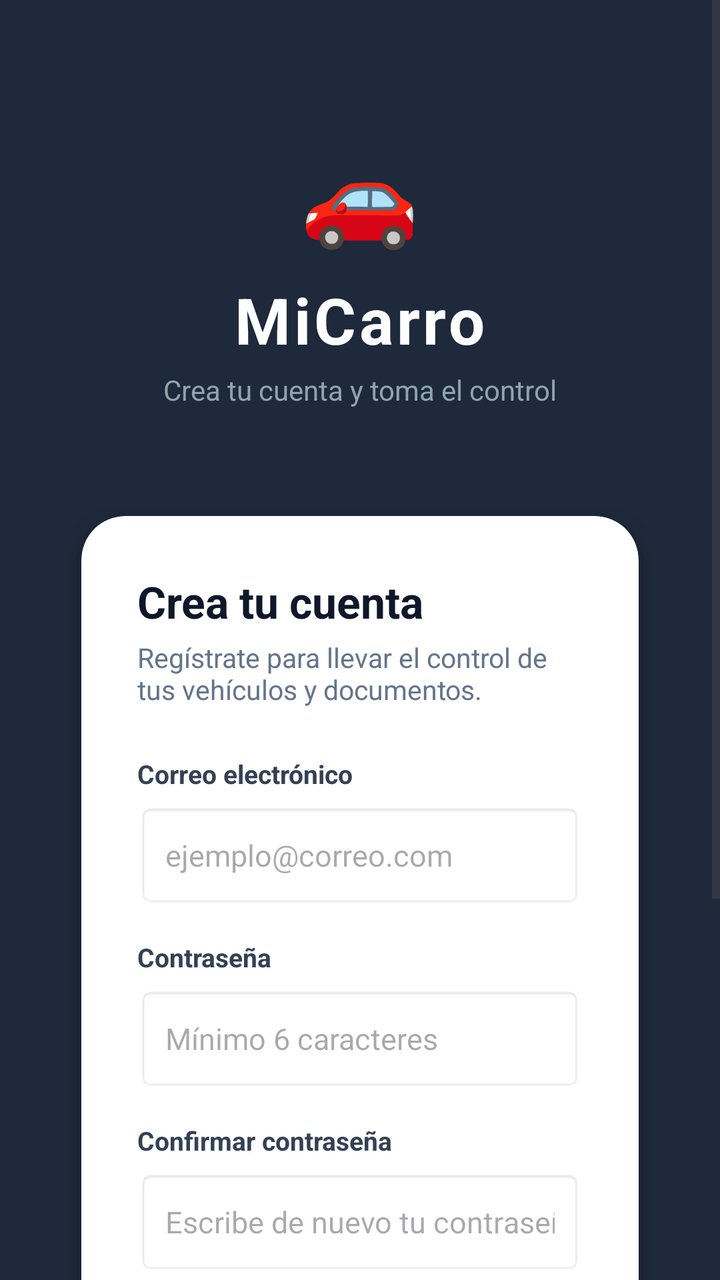
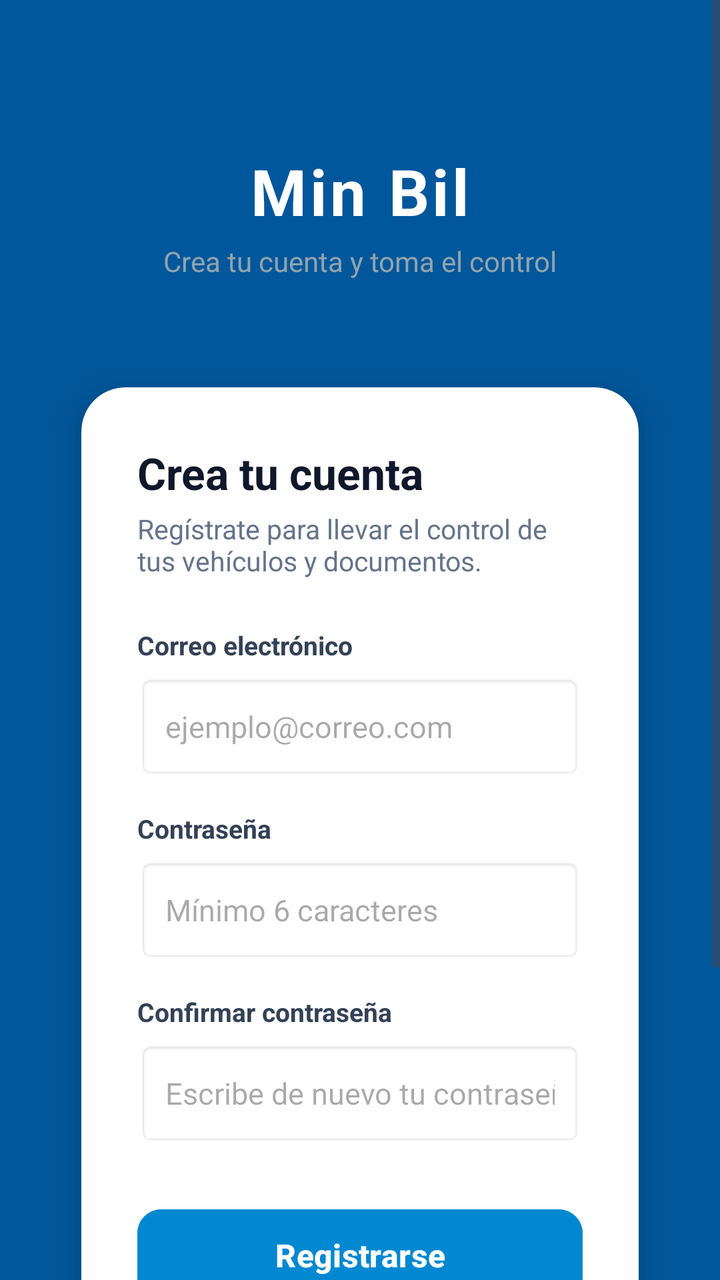

Two renders of the same Android screen: before a commit and after it. Below are the layout's source before the change and the commit's diff.
<!-- AndroidManifest.xml: application theme Theme.ControlVial -->
<!-- res/layout/activity_registro.xml -->
<?xml version="1.0" encoding="utf-8"?>
<ScrollView xmlns:android="http://schemas.android.com/apk/res/android"
    xmlns:app="http://schemas.android.com/apk/res-auto"
    android:layout_width="match_parent"
    android:layout_height="match_parent"
    android:background="#1E293B"
    android:fillViewport="true">

    <LinearLayout
        android:layout_width="match_parent"
        android:layout_height="wrap_content"
        android:gravity="center_horizontal"
        android:orientation="vertical"
        android:padding="24dp">

        
        <View
            android:layout_width="match_parent"
            android:layout_height="40dp" />

        
        <TextView
            android:layout_width="wrap_content"
            android:layout_height="wrap_content"
            android:text="🚗"
            android:textSize="48sp" />

        <TextView
            android:layout_width="wrap_content"
            android:layout_height="wrap_content"
            android:layout_marginTop="10dp"
            android:text="MiCarro"
            android:textColor="#FFFFFF"
            android:textSize="32sp"
            android:textStyle="bold"
            android:letterSpacing="0.05" />

        <TextView
            android:layout_width="wrap_content"
            android:layout_height="wrap_content"
            android:layout_marginTop="4dp"
            android:text="Crea tu cuenta y toma el control"
            android:textColor="#90A4AE"
            android:textSize="14sp"
            android:layout_marginBottom="32dp" />

        
        <androidx.cardview.widget.CardView
            android:layout_width="match_parent"
            android:layout_height="wrap_content"
            app:cardCornerRadius="22dp"
            app:cardElevation="10dp"
            app:cardBackgroundColor="#FFFFFF"
            app:cardUseCompatPadding="true">

            <LinearLayout
                android:layout_width="match_parent"
                android:layout_height="wrap_content"
                android:orientation="vertical"
                android:padding="28dp">

                <TextView
                    android:layout_width="match_parent"
                    android:layout_height="wrap_content"
                    android:text="Crea tu cuenta"
                    android:textColor="#0F172A"
                    android:textSize="22sp"
                    android:textStyle="bold" />

                <TextView
                    android:layout_width="match_parent"
                    android:layout_height="wrap_content"
                    android:layout_marginTop="4dp"
                    android:text="Regístrate para llevar el control de tus vehículos y documentos."
                    android:textColor="#64748B"
                    android:textSize="13.5sp"
                    android:layout_marginBottom="24dp" />

                
                <TextView
                    android:layout_width="match_parent"
                    android:layout_height="wrap_content"
                    android:text="Correo electrónico"
                    android:textColor="#334155"
                    android:textSize="13sp"
                    android:textStyle="bold" />

                <EditText
                    android:id="@+id/etEmail"
                    android:layout_width="match_parent"
                    android:layout_height="52dp"
                    android:layout_marginTop="6dp"
                    android:background="@android:drawable/editbox_background_normal"
                    android:hint="ejemplo@correo.com"
                    android:inputType="textEmailAddress"
                    android:singleLine="true"
                    android:paddingHorizontal="14dp"
                    android:textColor="#0F172A"
                    android:textSize="15sp" />

                
                <TextView
                    android:layout_width="match_parent"
                    android:layout_height="wrap_content"
                    android:layout_marginTop="16dp"
                    android:text="Contraseña"
                    android:textColor="#334155"
                    android:textSize="13sp"
                    android:textStyle="bold" />

                <EditText
                    android:id="@+id/etPassword"
                    android:layout_width="match_parent"
                    android:layout_height="52dp"
                    android:layout_marginTop="6dp"
                    android:background="@android:drawable/editbox_background_normal"
                    android:hint="Mínimo 6 caracteres"
                    android:inputType="textPassword"
                    android:singleLine="true"
                    android:paddingHorizontal="14dp"
                    android:textColor="#0F172A"
                    android:textSize="15sp" />

                
                <TextView
                    android:layout_width="match_parent"
                    android:layout_height="wrap_content"
                    android:layout_marginTop="16dp"
                    android:text="Confirmar contraseña"
                    android:textColor="#334155"
                    android:textSize="13sp"
                    android:textStyle="bold" />

                <EditText
                    android:id="@+id/etConfirmPassword"
                    android:layout_width="match_parent"
                    android:layout_height="52dp"
                    android:layout_marginTop="6dp"
                    android:background="@android:drawable/editbox_background_normal"
                    android:hint="Escribe de nuevo tu contraseña"
                    android:inputType="textPassword"
                    android:singleLine="true"
                    android:paddingHorizontal="14dp"
                    android:textColor="#0F172A"
                    android:textSize="15sp" />

                
                <Button
                    android:id="@+id/btnRegistrar"
                    android:layout_width="match_parent"
                    android:layout_height="54dp"
                    android:layout_marginTop="28dp"
                    android:backgroundTint="#2563EB"
                    android:text="Registrarse"
                    android:textAllCaps="false"
                    android:textColor="#FFFFFF"
                    android:textSize="16sp"
                    android:textStyle="bold"
                    app:cornerRadius="12dp" />

                
                <TextView
                    android:id="@+id/tvIrLogin"
                    android:layout_width="match_parent"
                    android:layout_height="wrap_content"
                    android:layout_marginTop="18dp"
                    android:gravity="center"
                    android:text="¿Ya tienes cuenta? Inicia sesión"
                    android:textColor="#2563EB"
                    android:textSize="14sp"
                    android:textStyle="bold"
                    android:clickable="true"
                    android:focusable="true"
                    android:padding="6dp" />

            </LinearLayout>
        </androidx.cardview.widget.CardView>

        
        <TextView
            android:layout_width="wrap_content"
            android:layout_height="wrap_content"
            android:layout_marginTop="28dp"
            android:layout_marginBottom="24dp"
            android:gravity="center"
            android:text="Tus documentos, siempre bajo control."
            android:textColor="#90A4AE"
            android:textSize="13sp" />

    </LinearLayout>

</ScrollView>
<!-- resources referenced by this layout -->
<resources>
  <style name="Theme.ControlVial" parent="Base.Theme.ControlVial" />
  <style name="Base.Theme.ControlVial" parent="Theme.Material3.DayNight.NoActionBar">
          
          
      </style>
</resources>

<!-- the commit's change to res/layout/activity_registro.xml (unified diff, before → after) -->
@@ -3,7 +3,7 @@
     xmlns:app="http://schemas.android.com/apk/res-auto"
     android:layout_width="match_parent"
     android:layout_height="match_parent"
-    android:background="#1E293B"
+    android:background="@color/primary_dark"
     android:fillViewport="true">
 
     <LinearLayout
@@ -19,17 +19,13 @@
             android:layout_height="40dp" />
 
         
-        <TextView
-            android:layout_width="wrap_content"
-            android:layout_height="wrap_content"
-            android:text="🚗"
-            android:textSize="48sp" />
+        
 
         <TextView
             android:layout_width="wrap_content"
             android:layout_height="wrap_content"
             android:layout_marginTop="10dp"
-            android:text="MiCarro"
+            android:text="Min Bil"
             android:textColor="#FFFFFF"
             android:textSize="32sp"
             android:textStyle="bold"
@@ -150,7 +146,7 @@
                     android:layout_width="match_parent"
                     android:layout_height="54dp"
                     android:layout_marginTop="28dp"
-                    android:backgroundTint="#2563EB"
+                    android:backgroundTint="@color/primary"
                     android:text="Registrarse"
                     android:textAllCaps="false"
                     android:textColor="#FFFFFF"
<!-- resource entries referenced after the edit -->
@@ -1,9 +1,19 @@
 <!-- resources referenced by this layout -->
 <resources>
+  <color name="primary">#0288D1</color>
+  <color name="primary_dark">#01579B</color>
   <style name="Theme.ControlVial" parent="Base.Theme.ControlVial" />
-  <style name="Base.Theme.ControlVial" parent="Theme.Material3.DayNight.NoActionBar">
+  <style name="Base.Theme.ControlVial" parent="Theme.Material3.Light.NoActionBar">
+          <item name="colorPrimary">@color/primary</item>
+          <item name="colorPrimaryVariant">@color/primary_dark</item>
+          <item name="colorOnPrimary">@color/white</item>
+  
           
-          
+          <item name="android:statusBarColor">@color/primary_dark</item>
+          <item name="android:windowLightStatusBar">false</item>
+          <item name="android:windowBackground">@color/background_light</item>
       </style>
+  <color name="white">#FFFFFFFF</color>
+  <color name="background_light">#F4F7FB</color>
 </resources>
 
